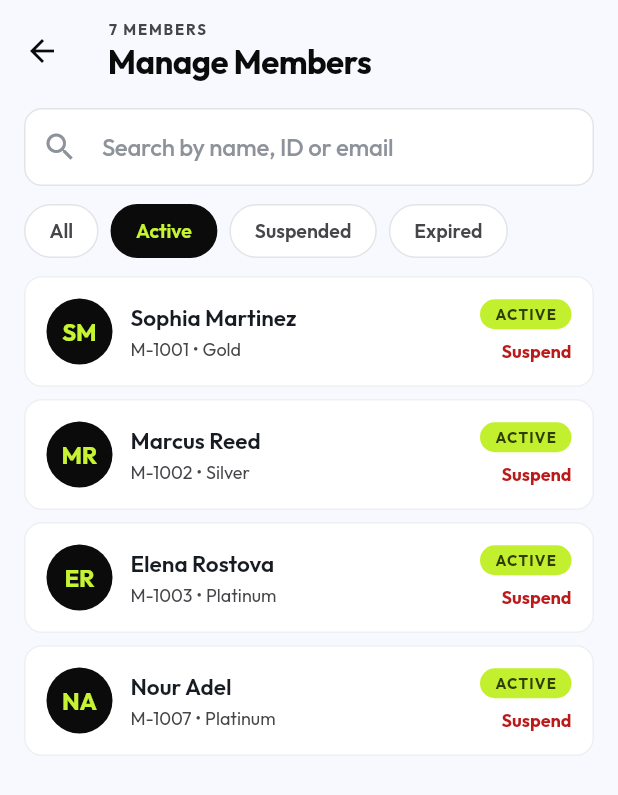
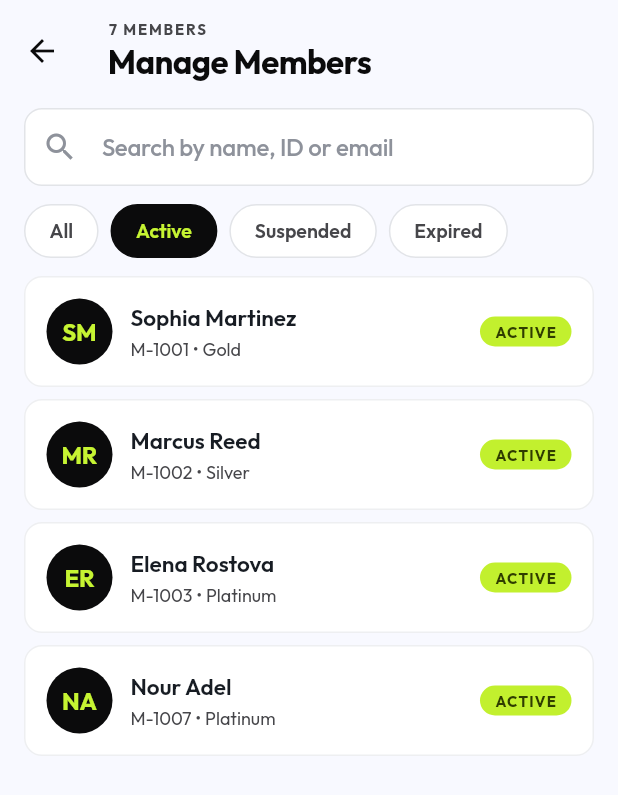
Before and after one commit to Omar22-atef/SmartClub-mobile-app, a Flutter app: the AdminDashboardScreen screen opened directly, item 2 of the bottom bar chosen, after a tap on "Active", on a phone screen of 412 x 824 dp. Shown: the top 795 px of the screen. Run offline on Flutter 3.47's test engine with Material 3 defaults, Android fonts, the phone set to English and light mode, and no system bars; accounts and stored records are empty.

Commit message:
update admin

```diff
--- a/lib/features/admin/data/admin_mock_data.dart
+++ b/lib/features/admin/data/admin_mock_data.dart
@@ -10,6 +10,19 @@ class AdminMockData {
     'expiredMemberships': '68',
     'totalBookings': '3,412',
     'totalPayments': '\$48,290',
+  };
+
+  static const List<String> revenueMonths = ['Jun', 'Jul', 'Aug', 'Sep', 'Oct', 'Nov'];
+  static const List<double> revenueValues = [6200, 7400, 6900, 8800, 9600, 9390];
+
+  static const List<String> bookingDays = ['Mon', 'Tue', 'Wed', 'Thu', 'Fri', 'Sat', 'Sun'];
+  static const List<double> bookingValues = [42, 55, 48, 61, 70, 88, 64];
+
+  static const Map<String, double> planDistribution = {
+    'Bronze': 210,
+    'Silver': 380,
+    'Gold': 450,
+    'Platinum': 208,
   };
 
   static final List<Map<String, dynamic>> activity = [
--- a/lib/features/admin/screens/admin_dashboard_screen.dart
+++ b/lib/features/admin/screens/admin_dashboard_screen.dart
@@ -4,8 +4,8 @@ import '../../../core/constants/app_constants.dart';
 import '../data/admin_mock_data.dart';
 import '../widgets/admin_common_widgets.dart';
 import '../widgets/admin_navigation.dart';
+import '../widgets/dashboard_charts.dart';
 import '../widgets/dashboard_stat_card.dart';
-import 'admin_login_screen.dart';
 import 'manage_bookings_screen.dart';
 import 'manage_events_screen.dart';
 import 'manage_facilities_screen.dart';
@@ -76,13 +76,6 @@ class AdminDashboardScreen extends StatelessWidget {
             ],
           ),
         ),
-        IconButton(
-          tooltip: 'Log out',
-          icon: const Icon(Icons.logout),
-          onPressed: () => Navigator.of(context).pushReplacement(
-            MaterialPageRoute(builder: (_) => const AdminLoginScreen()),
-          ),
-        ),
       ],
       bottomNavigationBar: AdminNavigation(
         current: AdminSection.dashboard,
@@ -91,13 +84,15 @@ class AdminDashboardScreen extends StatelessWidget {
       body: ListView(
         padding: const EdgeInsets.fromLTRB(16, 8, 16, 24),
         children: [
-          GridView.count(
-            crossAxisCount: 2,
+          GridView(
             shrinkWrap: true,
             physics: const NeverScrollableScrollPhysics(),
-            mainAxisSpacing: 12,
-            crossAxisSpacing: 12,
-            childAspectRatio: 1.3,
+            gridDelegate: const SliverGridDelegateWithFixedCrossAxisCount(
+              crossAxisCount: 2,
+              mainAxisSpacing: 12,
+              crossAxisSpacing: 12,
+              mainAxisExtent: 124,
+            ),
             children: [
               DashboardStatCard(
                 label: 'Total Members',
@@ -132,7 +127,7 @@ class AdminDashboardScreen extends StatelessWidget {
           ),
           const SizedBox(height: 12),
           SizedBox(
-            height: 110,
+            height: 124,
             child: DashboardStatCard(
               dark: true,
               label: 'Total Payments',
@@ -144,15 +139,25 @@ class AdminDashboardScreen extends StatelessWidget {
             ),
           ),
           const SizedBox(height: 24),
+          const _SectionLabel('Analytics'),
+          const SizedBox(height: 8),
+          const RevenueLineChart(),
+          const SizedBox(height: 12),
+          const BookingsBarChart(),
+          const SizedBox(height: 12),
+          const MembershipDonutChart(),
+          const SizedBox(height: 24),
           const _SectionLabel('Quick Management'),
           const SizedBox(height: 8),
-          GridView.count(
-            crossAxisCount: 2,
+          GridView(
             shrinkWrap: true,
             physics: const NeverScrollableScrollPhysics(),
-            mainAxisSpacing: 12,
-            crossAxisSpacing: 12,
-            childAspectRatio: 2.2,
+            gridDelegate: const SliverGridDelegateWithFixedCrossAxisCount(
+              crossAxisCount: 2,
+              mainAxisSpacing: 12,
+              crossAxisSpacing: 12,
+              mainAxisExtent: 72,
+            ),
             children: [
               for (final section in AdminSection.manageable)
                 _QuickTile(
--- a/lib/features/admin/screens/manage_members_screen.dart
+++ b/lib/features/admin/screens/manage_members_screen.dart
@@ -12,7 +12,7 @@ class ManageMembersScreen extends StatefulWidget {
 
 class _ManageMembersScreenState extends State<ManageMembersScreen> {
   final List<Map<String, dynamic>> _members =
-      AdminMockData.members.map((m) => Map<String, dynamic>.from(m)).toList();
+  AdminMockData.members.map((m) => Map<String, dynamic>.from(m)).toList();
   String _query = '';
   String _filter = 'All';
 
@@ -114,24 +114,7 @@ class _ManageMembersScreenState extends State<ManageMembersScreen> {
                         ],
                       ),
                     ),
-                    Column(
-                      crossAxisAlignment: CrossAxisAlignment.end,
-                      children: [
-                        StatusChip(m['status']),
-                        const SizedBox(height: 6),
-                        InkWell(
-                          onTap: () => _toggle(m),
-                          child: Text(
-                            m['status'] == 'Active' ? 'Suspend' : 'Activate',
-                            style: TextStyle(
-                              fontSize: 12,
-                              fontWeight: FontWeight.w700,
-                              color: m['status'] == 'Active' ? AppColors.error : AppColors.secondary,
-                            ),
-                          ),
-                        ),
-                      ],
-                    ),
+                    StatusChip(m['status']),
                   ],
                 ),
               ),
--- /dev/null
+++ b/lib/features/admin/widgets/dashboard_charts.dart
@@ -0,0 +1,407 @@
+import 'dart:math' as math;
+
+import 'package:flutter/material.dart';
+
+import '../../../core/constants/app_constants.dart';
+import '../data/admin_mock_data.dart';
+
+/// Shared white card with a title/subtitle used by every chart.
+class _ChartCard extends StatelessWidget {
+  const _ChartCard({
+    required this.title,
+    required this.subtitle,
+    required this.child,
+    this.dark = false,
+  });
+
+  final String title;
+  final String subtitle;
+  final Widget child;
+  final bool dark;
+
+  @override
+  Widget build(BuildContext context) {
+    return Container(
+      width: double.infinity,
+      padding: const EdgeInsets.all(16),
+      decoration: BoxDecoration(
+        color: dark ? AppColors.midnightBlack : AppColors.pureWhite,
+        borderRadius: BorderRadius.circular(16),
+        boxShadow: [
+          BoxShadow(
+            color: Colors.black.withValues(alpha: 0.05),
+            blurRadius: 16,
+            offset: const Offset(0, 6),
+          ),
+        ],
+      ),
+      child: Column(
+        crossAxisAlignment: CrossAxisAlignment.start,
+        children: [
+          Text(
+            title,
+            style: TextStyle(
+              fontSize: 15,
+              fontWeight: FontWeight.w700,
+              color: dark ? AppColors.pureWhite : AppColors.midnightBlack,
+            ),
+          ),
+          const SizedBox(height: 2),
+          Text(
+            subtitle,
+            style: const TextStyle(fontSize: 12, color: AppColors.textMuted),
+          ),
+          const SizedBox(height: 16),
+          child,
+        ],
+      ),
+    );
+  }
+}
+
+/// Animated gradient line chart: revenue per month.
+class RevenueLineChart extends StatelessWidget {
+  const RevenueLineChart({super.key});
+
+  @override
+  Widget build(BuildContext context) {
+    return _ChartCard(
+      dark: true,
+      title: 'Revenue',
+      subtitle: 'Last 6 months',
+      child: SizedBox(
+        height: 180,
+        child: TweenAnimationBuilder<double>(
+          tween: Tween(begin: 0, end: 1),
+          duration: const Duration(milliseconds: 1000),
+          curve: Curves.easeOutCubic,
+          builder: (context, t, _) => CustomPaint(
+            size: Size.infinite,
+            painter: _LinePainter(
+              labels: AdminMockData.revenueMonths,
+              values: AdminMockData.revenueValues,
+              progress: t,
+            ),
+          ),
+        ),
+      ),
+    );
+  }
+}
+
+class _LinePainter extends CustomPainter {
+  _LinePainter({
+    required this.labels,
+    required this.values,
+    required this.progress,
+  });
+
+  final List<String> labels;
+  final List<double> values;
+  final double progress;
+
+  @override
+  void paint(Canvas canvas, Size size) {
+    const bottomPad = 22.0;
+    const topPad = 8.0;
+    final chartH = size.height - bottomPad - topPad;
+    final maxV = values.reduce(math.max) * 1.15;
+    final minV = values.reduce(math.min) * 0.7;
+
+    final grid = Paint()
+      ..color = Colors.white.withValues(alpha: 0.08)
+      ..strokeWidth = 1;
+    for (var i = 0; i < 4; i++) {
+      final y = topPad + chartH * i / 3;
+      canvas.drawLine(Offset(0, y), Offset(size.width, y), grid);
+    }
+
+    final stepX = size.width / (values.length - 1);
+    final points = <Offset>[
+      for (var i = 0; i < values.length; i++)
+        Offset(
+          i * stepX,
+          topPad +
+              chartH -
+              ((values[i] - minV) / (maxV - minV)) * chartH * progress,
+        ),
+    ];
+
+    // Smooth curve through the points
+    final line = Path()..moveTo(points.first.dx, points.first.dy);
+    for (var i = 0; i < points.length - 1; i++) {
+      final p0 = points[i];
+      final p1 = points[i + 1];
+      final cx = (p0.dx + p1.dx) / 2;
+      line.cubicTo(cx, p0.dy, cx, p1.dy, p1.dx, p1.dy);
+    }
+
+    final area = Path.from(line)
+      ..lineTo(points.last.dx, topPad + chartH)
+      ..lineTo(points.first.dx, topPad + chartH)
+      ..close();
+
+    canvas.drawPath(
+      area,
+      Paint()
+        ..shader = LinearGradient(
+          begin: Alignment.topCenter,
+          end: Alignment.bottomCenter,
+          colors: [
+            AppColors.limeNeon.withValues(alpha: 0.35),
+            AppColors.limeNeon.withValues(alpha: 0.0),
+          ],
+        ).createShader(Rect.fromLTWH(0, 0, size.width, size.height)),
+    );
+
+    canvas.drawPath(
+      line,
+      Paint()
+        ..color = AppColors.limeNeon
+        ..style = PaintingStyle.stroke
+        ..strokeWidth = 3
+        ..strokeCap = StrokeCap.round,
+    );
+
+    for (final p in points) {
+      canvas.drawCircle(p, 5, Paint()..color = AppColors.midnightBlack);
+      canvas.drawCircle(
+        p,
+        5,
+        Paint()
+          ..color = AppColors.limeNeon
+          ..style = PaintingStyle.stroke
+          ..strokeWidth = 2.5,
+      );
+    }
+
+    for (var i = 0; i < labels.length; i++) {
+      final tp = TextPainter(
+        text: TextSpan(
+          text: labels[i],
+          style: const TextStyle(color: AppColors.textMuted, fontSize: 11),
+        ),
+        textDirection: TextDirection.ltr,
+      )..layout();
+      final x = (i * stepX - tp.width / 2).clamp(0.0, size.width - tp.width);
+      tp.paint(canvas, Offset(x, size.height - tp.height));
+    }
+  }
+
+  @override
+  bool shouldRepaint(covariant _LinePainter old) => old.progress != progress;
+}
+
+/// Rounded bar chart: bookings per weekday, busiest day highlighted in lime.
+class BookingsBarChart extends StatelessWidget {
+  const BookingsBarChart({super.key});
+
+  @override
+  Widget build(BuildContext context) {
+    final values = AdminMockData.bookingValues;
+    final labels = AdminMockData.bookingDays;
+    final maxV = values.reduce(math.max);
+
+    return _ChartCard(
+      title: 'Bookings',
+      subtitle: 'This week',
+      child: SizedBox(
+        height: 160,
+        child: TweenAnimationBuilder<double>(
+          tween: Tween(begin: 0, end: 1),
+          duration: const Duration(milliseconds: 900),
+          curve: Curves.easeOutCubic,
+          builder: (context, t, _) => Row(
+            crossAxisAlignment: CrossAxisAlignment.end,
+            children: [
+              for (var i = 0; i < values.length; i++)
+                Expanded(
+                  child: Padding(
+                    padding: const EdgeInsets.symmetric(horizontal: 4),
+                    child: Column(
+                      mainAxisAlignment: MainAxisAlignment.end,
+                      children: [
+                        Text(
+                          values[i].toInt().toString(),
+                          style: const TextStyle(
+                            fontSize: 11,
+                            fontWeight: FontWeight.w600,
+                            color: AppColors.onSurfaceVariant,
+                          ),
+                        ),
+                        const SizedBox(height: 4),
+                        Container(
+                          height: 100 * (values[i] / maxV) * t,
+                          decoration: BoxDecoration(
+                            color: values[i] == maxV
+                                ? AppColors.limeNeon
+                                : AppColors.midnightBlack,
+                            borderRadius: BorderRadius.circular(8),
+                          ),
+                        ),
+                        const SizedBox(height: 6),
+                        Text(
+                          labels[i],
+                          style: const TextStyle(
+                            fontSize: 11,
+                            color: AppColors.textMuted,
+                          ),
+                        ),
+                      ],
+                    ),
+                  ),
+                ),
+            ],
+          ),
+        ),
+      ),
+    );
+  }
+}
+
+/// Donut chart: members per plan with a legend.
+class MembershipDonutChart extends StatelessWidget {
+  const MembershipDonutChart({super.key});
+
+  static const List<Color> _colors = [
+    Color(0xFFB08D57), // Bronze
+    Color(0xFF9AA0A6), // Silver
+    AppColors.limeNeon, // Gold
+    AppColors.midnightBlack, // Platinum
+  ];
+
+  @override
+  Widget build(BuildContext context) {
+    final data = AdminMockData.planDistribution;
+    final total = data.values.fold<double>(0, (a, b) => a + b);
+    final names = data.keys.toList();
+
+    return _ChartCard(
+      title: 'Members by plan',
+      subtitle: 'All active subscriptions',
+      child: Row(
+        children: [
+          SizedBox(
+            width: 130,
+            height: 130,
+            child: TweenAnimationBuilder<double>(
+              tween: Tween(begin: 0, end: 1),
+              duration: const Duration(milliseconds: 1000),
+              curve: Curves.easeOutCubic,
+              builder: (context, t, _) => CustomPaint(
+                painter: _DonutPainter(
+                  values: data.values.toList(),
+                  colors: _colors,
+                  progress: t,
+                ),
+                child: Center(
+                  child: Column(
+                    mainAxisSize: MainAxisSize.min,
+                    children: [
+                      Text(
+                        total.toInt().toString(),
+                        style: const TextStyle(
+                          fontSize: 20,
+                          fontWeight: FontWeight.w700,
+                        ),
+                      ),
+                      const Text(
+                        'members',
+                        style: TextStyle(
+                          fontSize: 11,
+                          color: AppColors.textMuted,
+                        ),
+                      ),
+                    ],
+                  ),
+                ),
+              ),
+            ),
+          ),
+          const SizedBox(width: 20),
+          Expanded(
+            child: Column(
+              children: [
+                for (var i = 0; i < names.length; i++)
+                  Padding(
+                    padding: const EdgeInsets.symmetric(vertical: 4),
+                    child: Row(
+                      children: [
+                        Container(
+                          width: 10,
+                          height: 10,
+                          decoration: BoxDecoration(
+                            color: _colors[i],
+                            shape: BoxShape.circle,
+                          ),
+                        ),
+                        const SizedBox(width: 8),
+                        Expanded(
+                          child: Text(
+                            names[i],
+                            style: const TextStyle(fontSize: 13),
+                          ),
+                        ),
+                        Text(
+                          '${(data[names[i]]! / total * 100).round()}%',
+                          style: const TextStyle(
+                            fontSize: 13,
+                            fontWeight: FontWeight.w700,
+                          ),
+                        ),
+                      ],
+                    ),
+                  ),
+              ],
+            ),
+          ),
+        ],
+      ),
+    );
+  }
+}
+
+class _DonutPainter extends CustomPainter {
+  _DonutPainter({
+    required this.values,
+    required this.colors,
+    required this.progress,
+  });
+
+  final List<double> values;
+  final List<Color> colors;
+  final double progress;
+
+  @override
+  void paint(Canvas canvas, Size size) {
+    const stroke = 18.0;
+    const gap = 0.04;
+    final rect = Rect.fromLTWH(
+      stroke / 2,
+      stroke / 2,
+      size.width - stroke,
+      size.height - stroke,
+    );
+    final total = values.fold<double>(0, (a, b) => a + b);
+    var start = -math.pi / 2;
+
+    for (var i = 0; i < values.length; i++) {
+      final sweep = (values[i] / total) * 2 * math.pi * progress;
+      canvas.drawArc(
+        rect,
+        start + gap / 2,
+        math.max(0.0, sweep - gap),
+        false,
+        Paint()
+          ..color = colors[i]
+          ..style = PaintingStyle.stroke
+          ..strokeWidth = stroke
+          ..strokeCap = StrokeCap.round,
+      );
+      start += sweep;
+    }
+  }
+
+  @override
+  bool shouldRepaint(covariant _DonutPainter old) => old.progress != progress;
+}
```
